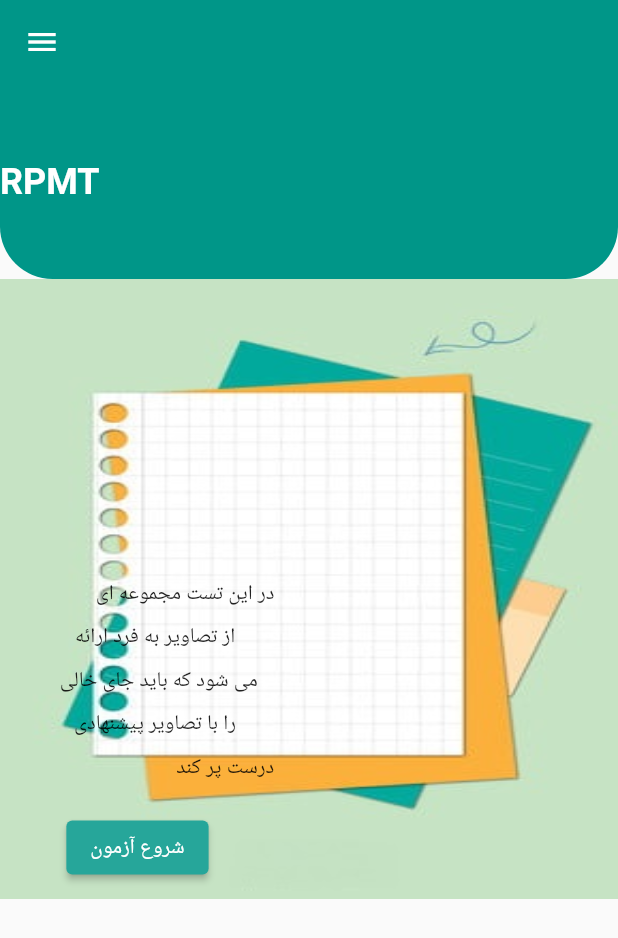
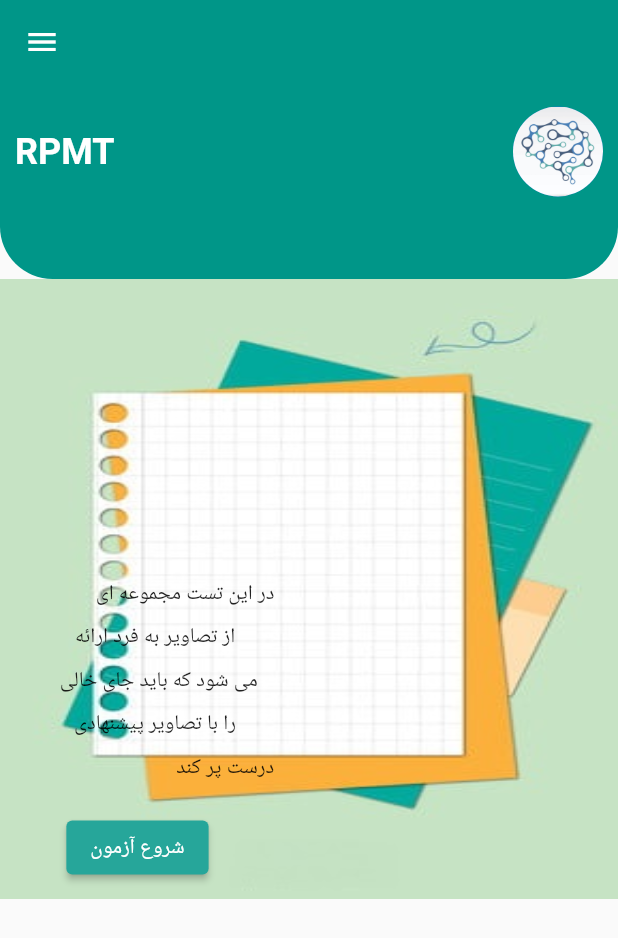
Before and after one commit to narjesabdolii/RPMT_text, a Flutter app: the screen it shows after launch, on a phone screen of 412 x 824 dp. Shown: the top 938 px of the screen. Run offline on Flutter 3.47's test engine with Material 2 defaults, Android fonts, the phone set to English and light mode, and no system bars; missing offline and left inert: persian_fonts.

Commit message:
appbar title and image for home

```diff
--- a/lib/pages/Home.dart
+++ b/lib/pages/Home.dart
@@ -22,6 +22,11 @@
             child: Stack(
               children: <Widget>[
                 Container(
+                  padding: const EdgeInsets.only(
+                    left: 10,
+                    right: 10,
+                    bottom : 40,
+                  ),
                   height: 130.0,
                   decoration: const BoxDecoration(
                     color: Colors.teal,
@@ -38,11 +43,16 @@
                         fontWeight: FontWeight.bold,
                       ),
                       ),
-                    ],
+                      const Spacer(),
+                     const CircleAvatar(
+                       radius: 30,
+                         backgroundImage: AssetImage('assets/brain.jpg'),
+                         ),
+                        ],
+                     ),
                   ),
+                 ],
                 ),
-              ],
-            ),
           ),
           Container(
             alignment: const Alignment(-2, 0),
--- a/pubspec.yaml
+++ b/pubspec.yaml
@@ -71,6 +71,7 @@
     - assets/2.png
     - assets/3.png
     - assets/iq.png
+    - assets/brain.jpg
 
 
   # An image asset can refer to one or more resolution-specific "variants", see
```
Also changed, not shown: assets/brain.jpg (added), assets/iq.png.
